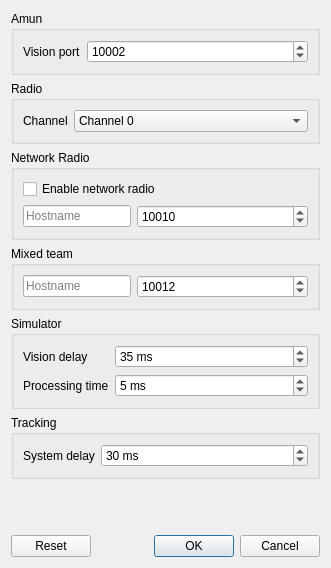
Before: the Qt Designer form src/ra/configdialog.ui in robotics-erlangen/framework, drawn with Qt 5.
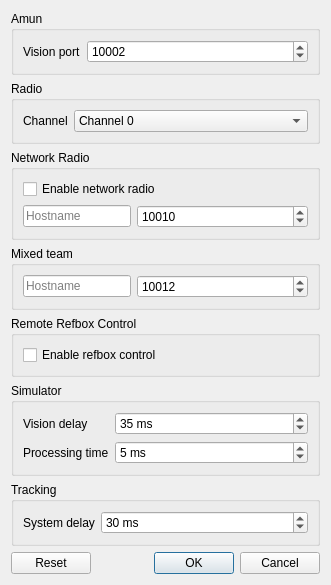
After: the same form once the commit is applied.

Commit message: Ra: Add refbox remote control config option

What changed in the file:
```diff
--- a/src/ra/configdialog.ui
+++ b/src/ra/configdialog.ui
@@ -202,6 +202,22 @@
      </layout>
     </widget>
    </item>
+   <item>
+    <widget class="QGroupBox" name="groupBox_7">
+     <property name="title">
+      <string>Remote Refbox Control</string>
+     </property>
+     <layout class="QFormLayout" name="formLayout_7">
+     <item row="0" column="0" colspan="2">
+      <widget class="QCheckBox" name="refboxControlUse">
+       <property name="text">
+        <string>Enable refbox control</string>
+       </property>
+      </widget>
+     </item>
+     </layout>
+    </widget>
+   </item>
    <item>
     <widget class="QGroupBox" name="groupBox_3">
      <property name="title">
```
The commit also changes 9 other files.
